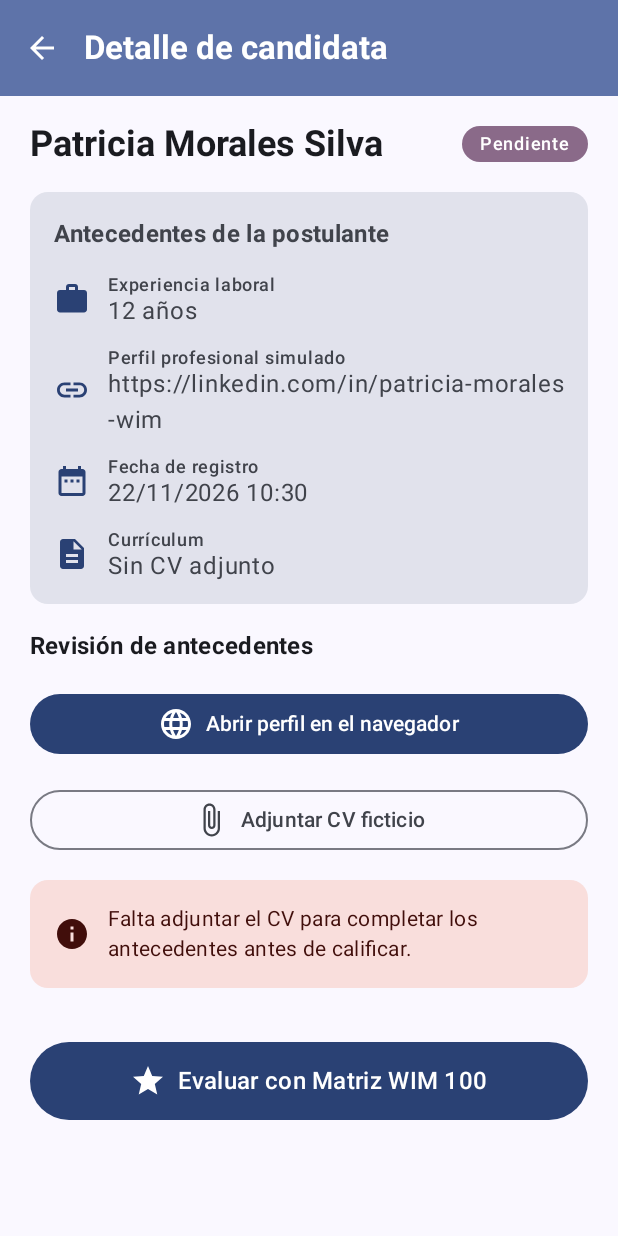
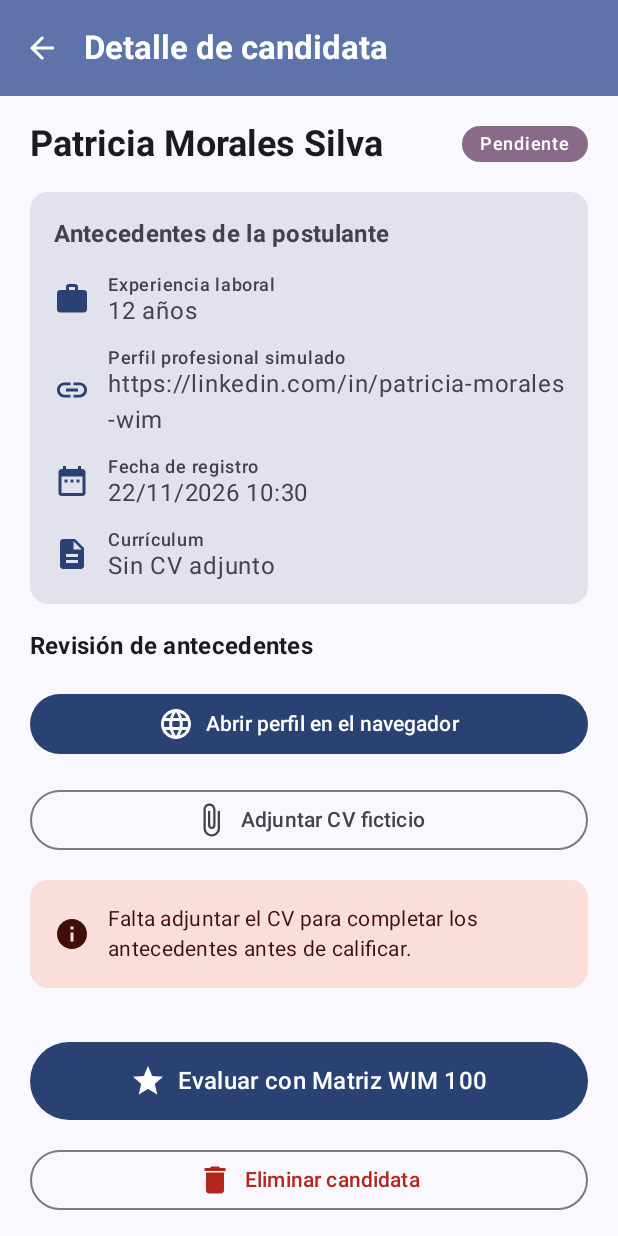
Before and after one commit to OscarInaipil/Moviles_Grupo4, an Android app built with Jetpack Compose: the screen it shows after launch (MainActivity), after a tap on "Patricia Morales Silva", on a phone screen of 412 x 824 dp. Run offline under Robolectric (Android 15) with nearby library versions, the phone set to English and light mode, and no system bars; our stand-ins replace Room's generated code; 3 other taps on this screen came first.

Commit message:
completar crud de candidatas con opcion de eliminar desde el detalle

```diff
--- a/app/src/main/java/com/example/dymcyber/screens/DetalleCandidataScreen.kt
+++ b/app/src/main/java/com/example/dymcyber/screens/DetalleCandidataScreen.kt
@@ -27,6 +27,7 @@ import androidx.compose.material.icons.filled.AttachFile
 import androidx.compose.material.icons.filled.Badge
 import androidx.compose.material.icons.filled.CheckCircle
 import androidx.compose.material.icons.filled.DateRange
+import androidx.compose.material.icons.filled.Delete
 import androidx.compose.material.icons.filled.Description
 import androidx.compose.material.icons.filled.Info
 import androidx.compose.material.icons.filled.Language
@@ -34,7 +35,9 @@ import androidx.compose.material.icons.filled.Link
 import androidx.compose.material.icons.filled.Star
 import androidx.compose.material.icons.filled.Visibility
 import androidx.compose.material.icons.filled.Work
+import androidx.compose.material3.AlertDialog
 import androidx.compose.material3.Button
+import androidx.compose.material3.ButtonDefaults
 import androidx.compose.material3.Card
 import androidx.compose.material3.CardDefaults
 import androidx.compose.material3.CircularProgressIndicator
@@ -46,11 +49,16 @@ import androidx.compose.material3.OutlinedButton
 import androidx.compose.material3.Scaffold
 import androidx.compose.material3.Surface
 import androidx.compose.material3.Text
+import androidx.compose.material3.TextButton
 import androidx.compose.material3.TopAppBar
 import androidx.compose.material3.TopAppBarDefaults
 import androidx.compose.runtime.Composable
 import androidx.compose.runtime.LaunchedEffect
 import androidx.compose.runtime.collectAsState
+import androidx.compose.runtime.getValue
+import androidx.compose.runtime.mutableStateOf
+import androidx.compose.runtime.remember
+import androidx.compose.runtime.setValue
 import androidx.compose.ui.Alignment
 import androidx.compose.ui.Modifier
 import androidx.compose.ui.graphics.vector.ImageVector
@@ -121,6 +129,7 @@ fun DetalleCandidataScreen(
                 evaluacion = evaluacion,
                 alAdjuntarCv = { nombre, uri -> viewModel.adjuntarCv(nombre, uri) },
                 alEvaluar = alEvaluar,
+                alEliminar = { viewModel.eliminarCandidata(alTerminar = alVolver) },
                 modifier = Modifier.padding(innerPadding)
             )
         }
@@ -133,9 +142,11 @@ fun ContenidoDetalle(
     evaluacion: Evaluacion?,
     alAdjuntarCv: (String, String) -> Unit,
     alEvaluar: (Long) -> Unit,
+    alEliminar: () -> Unit,
     modifier: Modifier = Modifier
 ) {
     val context = LocalContext.current
+    var mostrarConfirmacion by remember { mutableStateOf(false) }
 
     val selectorCv = rememberLauncherForActivityResult(ActivityResultContracts.OpenDocument()) { uri ->
         if (uri != null) {
@@ -278,6 +289,44 @@ fun ContenidoDetalle(
                 style = MaterialTheme.typography.titleMedium
             )
         }
+
+        OutlinedButton(
+            onClick = { mostrarConfirmacion = true },
+            colors = ButtonDefaults.outlinedButtonColors(
+                contentColor = MaterialTheme.colorScheme.error
+            ),
+            modifier = Modifier.fillMaxWidth()
+        ) {
+            Icon(
+                imageVector = Icons.Default.Delete,
+                contentDescription = null
+            )
+            Spacer(modifier = Modifier.width(8.dp))
+            Text(text = "Eliminar candidata")
+        }
+    }
+
+    if (mostrarConfirmacion) {
+        AlertDialog(
+            onDismissRequest = { mostrarConfirmacion = false },
+            title = { Text(text = "Eliminar candidata") },
+            text = { Text(text = "Se eliminará a ${candidata.nombre} junto con su evaluación. Esta acción no se puede deshacer.") },
+            confirmButton = {
+                TextButton(
+                    onClick = {
+                        mostrarConfirmacion = false
+                        alEliminar()
+                    }
+                ) {
+                    Text(text = "Eliminar", color = MaterialTheme.colorScheme.error)
+                }
+            },
+            dismissButton = {
+                TextButton(onClick = { mostrarConfirmacion = false }) {
+                    Text(text = "Cancelar")
+                }
+            }
+        )
     }
 }
 
```
Also changed, not shown: app/src/main/java/com/example/dymcyber/viewmodel/CandidataViewModel.kt (+10 -0 lines), backend/src/main/java/com/example/dymcyber/controller/CandidataController.java (+6 -1 lines).
